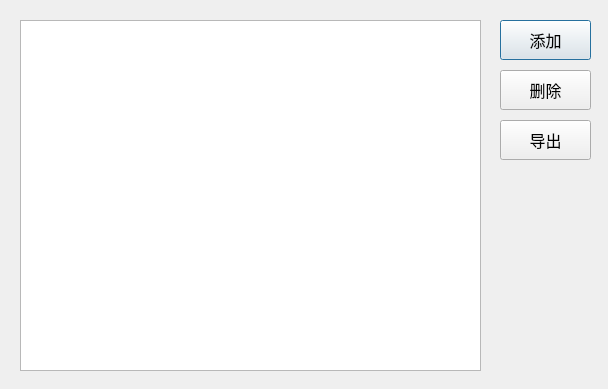
First picture: the form in qt_ui/output_static_win/win_ui.ui, repository ShenWei-HopeNoBug/mock-api-server, before the edit.
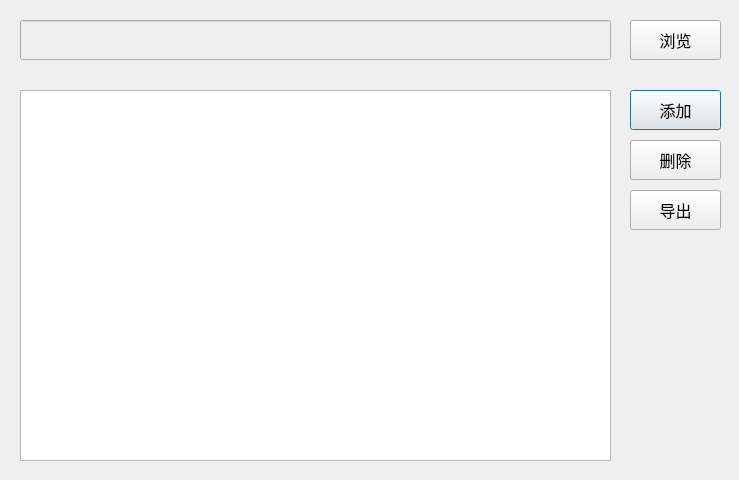
Second picture: the form after the edit.

Patch:
```diff
--- a/qt_ui/output_static_win/win_ui.ui
+++ b/qt_ui/output_static_win/win_ui.ui
@@ -6,18 +6,23 @@
    <rect>
     <x>0</x>
     <y>0</y>
-    <width>608</width>
-    <height>389</height>
+    <width>739</width>
+    <height>480</height>
    </rect>
   </property>
+  <property name="font">
+   <font>
+    <pointsize>9</pointsize>
+   </font>
+  </property>
   <property name="windowTitle">
    <string>Dialog</string>
   </property>
   <widget class="QPushButton" name="addPushButton">
    <property name="geometry">
     <rect>
-     <x>500</x>
-     <y>20</y>
+     <x>630</x>
+     <y>90</y>
      <width>91</width>
      <height>40</height>
     </rect>
@@ -40,8 +45,8 @@
   <widget class="QPushButton" name="deletePushButton">
    <property name="geometry">
     <rect>
-     <x>500</x>
-     <y>70</y>
+     <x>630</x>
+     <y>140</y>
      <width>91</width>
      <height>40</height>
     </rect>
@@ -64,8 +69,8 @@
   <widget class="QPushButton" name="outputPushButton">
    <property name="geometry">
     <rect>
-     <x>500</x>
-     <y>120</y>
+     <x>630</x>
+     <y>190</y>
      <width>91</width>
      <height>40</height>
     </rect>
@@ -89,10 +94,63 @@
    <property name="geometry">
     <rect>
      <x>20</x>
+     <y>90</y>
+     <width>591</width>
+     <height>371</height>
+    </rect>
+   </property>
+   <property name="font">
+    <font>
+     <pointsize>10</pointsize>
+    </font>
+   </property>
+  </widget>
+  <widget class="QPushButton" name="browsePushButton">
+   <property name="geometry">
+    <rect>
+     <x>630</x>
      <y>20</y>
-     <width>461</width>
-     <height>351</height>
+     <width>91</width>
+     <height>40</height>
     </rect>
+   </property>
+   <property name="minimumSize">
+    <size>
+     <width>0</width>
+     <height>40</height>
+    </size>
+   </property>
+   <property name="font">
+    <font>
+     <pointsize>12</pointsize>
+    </font>
+   </property>
+   <property name="text">
+    <string>浏览</string>
+   </property>
+  </widget>
+  <widget class="QLineEdit" name="browseLineEdit">
+   <property name="enabled">
+    <bool>false</bool>
+   </property>
+   <property name="geometry">
+    <rect>
+     <x>20</x>
+     <y>20</y>
+     <width>591</width>
+     <height>40</height>
+    </rect>
+   </property>
+   <property name="minimumSize">
+    <size>
+     <width>0</width>
+     <height>40</height>
+    </size>
+   </property>
+   <property name="font">
+    <font>
+     <pointsize>10</pointsize>
+    </font>
    </property>
   </widget>
  </widget>
```
Left out of the diff: 9 changed lines with no effect on the pictures.
